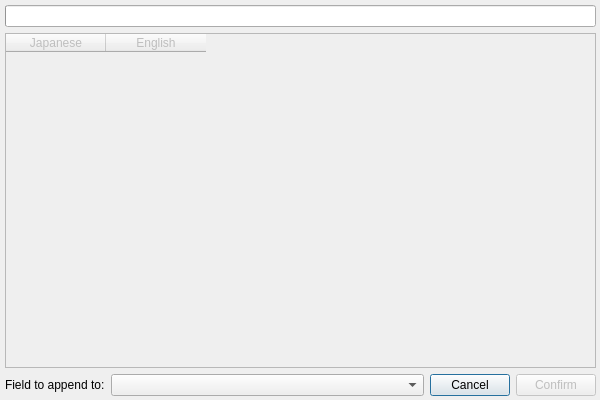
First picture: the form in nihongo_companion/gui/designer/SelectExamples.ui, repository northy/anki-nihongo-companion, before the edit.
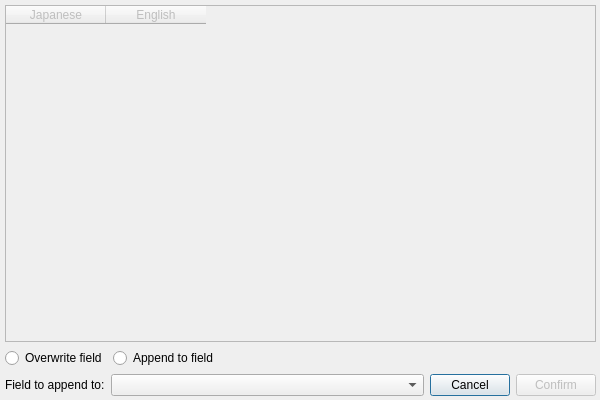
Second picture: the form after the edit.

Commit message: W.I.P append to field

Patch:
```diff
--- a/nihongo_companion/gui/designer/SelectExamples.ui
+++ b/nihongo_companion/gui/designer/SelectExamples.ui
@@ -50,25 +50,6 @@
     <property name="bottomMargin">
      <number>5</number>
     </property>
-    <item>
-     <widget class="QProgressBar" name="pbSearch">
-      <property name="maximumSize">
-       <size>
-        <width>9999</width>
-        <height>9999</height>
-       </size>
-      </property>
-      <property name="value">
-       <number>0</number>
-      </property>
-      <property name="alignment">
-       <set>Qt::AlignHCenter|Qt::AlignTop</set>
-      </property>
-      <property name="textVisible">
-       <bool>false</bool>
-      </property>
-     </widget>
-    </item>
     <item>
      <widget class="QTableWidget" name="tExamples">
       <property name="enabled">
@@ -98,6 +79,46 @@
       </column>
      </widget>
     </item>
+    <item>
+     <layout class="QHBoxLayout" name="horizontalLayout_3">
+      <property name="sizeConstraint">
+       <enum>QLayout::SetDefaultConstraint</enum>
+      </property>
+      <item>
+       <widget class="QRadioButton" name="rbOverwrite">
+        <property name="text">
+         <string>Overwrite field</string>
+        </property>
+        <attribute name="buttonGroup">
+         <string notr="true">buttonGroup</string>
+        </attribute>
+       </widget>
+      </item>
+      <item>
+       <widget class="QRadioButton" name="rbAppend">
+        <property name="text">
+         <string>Append to field</string>
+        </property>
+        <attribute name="buttonGroup">
+         <string notr="true">buttonGroup</string>
+        </attribute>
+       </widget>
+      </item>
+      <item>
+       <spacer name="horizontalSpacer">
+        <property name="orientation">
+         <enum>Qt::Horizontal</enum>
+        </property>
+        <property name="sizeHint" stdset="0">
+         <size>
+          <width>40</width>
+          <height>20</height>
+         </size>
+        </property>
+       </spacer>
+      </item>
+     </layout>
+    </item>
     <item>
      <layout class="QHBoxLayout" name="hlBottom">
       <item>
```
Left out of the diff: 3 changed lines with no effect on the pictures. The commit also changes 5 other files.
